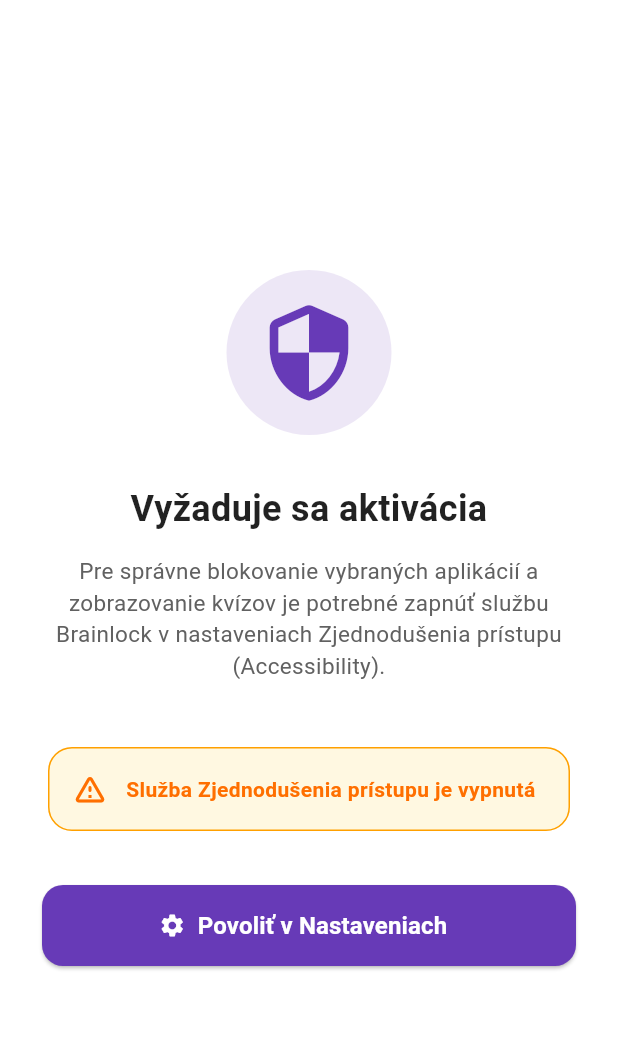
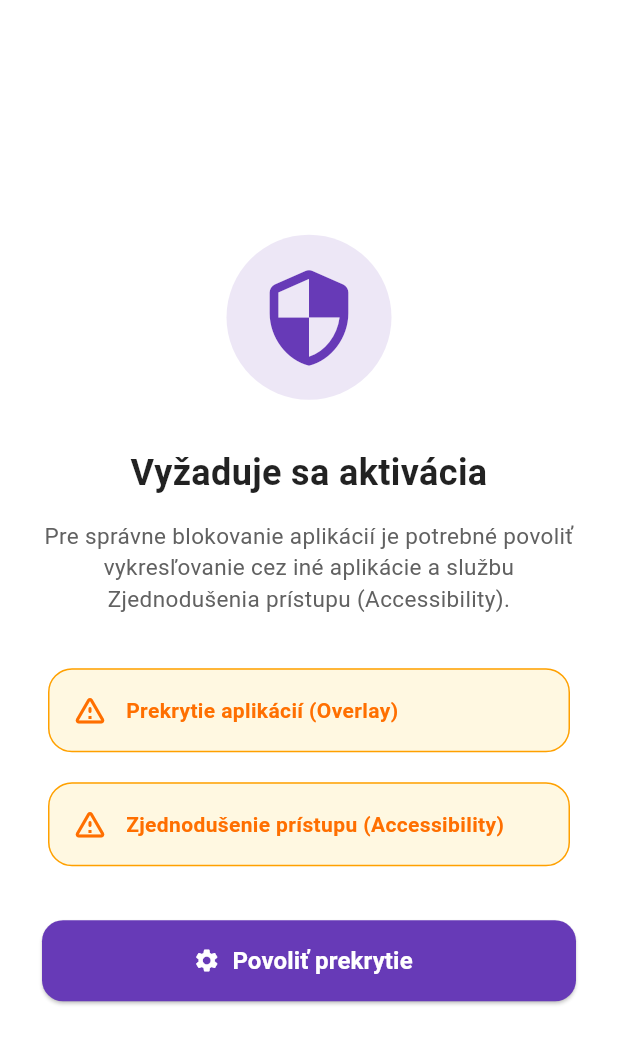
Before and after one commit to zuky05/app-locker, a Flutter app: the screen it shows after launch, on a phone screen of 412 x 824 dp. Shown: the top 1044 px of the screen. Run offline on Flutter 3.47's test engine with Material 3 defaults, Android fonts, the phone set to English and light mode, and no system bars; our stand-ins replace file_picker, flutter_svg, shared_preferences, sqflite, webview_flutter; missing offline and left inert: installed_apps; accounts and stored records are empty; project files that could hold a hidden picture were left out.

Commit message:
permission screen fix rofl

```diff
--- a/lib/main.dart
+++ b/lib/main.dart
@@ -1,12 +1,21 @@
 import 'package:flutter/material.dart';
 import 'package:flutter/services.dart';
+import 'package:shared_preferences/shared_preferences.dart';
 import 'screens/block_choice_screen.dart';
-import 'package:shared_preferences/shared_preferences.dart';
-import 'screens/home_screen.dart';
 import 'screens/permission_screen.dart';
+import 'services/permission_guard.dart';
+
+final GlobalKey<NavigatorState> navigatorKey = GlobalKey<NavigatorState>();
+late PermissionGuard permissionGuard;
 
 void main() async {
   WidgetsFlutterBinding.ensureInitialized();
+
+  await SystemChrome.setPreferredOrientations([
+    DeviceOrientation.portraitUp,
+    DeviceOrientation.portraitDown,
+  ]);
+
   const platform = MethodChannel('brainlock.channel');
 
   try {
@@ -14,14 +23,13 @@
     final blocked = prefs.getStringList('blocked_apps') ?? ['com.android.chrome'];
     await platform.invokeMethod('setBlockedApps', {'apps': blocked});
   } catch (e) {
-    print("Chyba syncu pri starte: $e");
+    debugPrint("Chyba syncu pri starte: $e");
   }
 
   bool isOverlay = false;
-  bool isTimeout = false; // Nová premenná
+  bool isTimeout = false;
 
   try {
-    // Ťaháme mapu z Kotlinu
     final info = await platform.invokeMethod('getOverlayInfo');
     if (info != null) {
       isOverlay = info['isOverlay'] ?? false;
@@ -31,13 +39,22 @@
     debugPrint("Chyba komunikácie: $e");
   }
 
+  // Inicializácia a spustenie PermissionGuard
+  permissionGuard = PermissionGuard(navigatorKey: navigatorKey);
+  permissionGuard.startListening();
+
   runApp(MyApp(initialOverlay: isOverlay, initialTimeout: isTimeout));
 }
 
 class MyApp extends StatefulWidget {
   final bool initialOverlay;
   final bool initialTimeout;
-  const MyApp({super.key, required this.initialOverlay, required this.initialTimeout});
+
+  const MyApp({
+    super.key,
+    required this.initialOverlay,
+    required this.initialTimeout,
+  });
 
   @override
   State<MyApp> createState() => _MyAppState();
@@ -54,13 +71,49 @@
     isOverlay = widget.initialOverlay;
     isTimeout = widget.initialTimeout;
 
+    // Ak sa aplikácia spúšťa načisto (Cold start) priamo ako blokovacia obrazovka
+    if (isOverlay) {
+      WidgetsBinding.instance.addPostFrameCallback((_) {
+        navigatorKey.currentState?.pushAndRemoveUntil(
+          MaterialPageRoute(
+            builder: (context) => BlockChoiceScreen(isTimeout: isTimeout),
+          ),
+          (route) => false,
+        );
+      });
+    }
+
+    // Odchytávanie správ pri prebudení aplikácie z pozadia (Warm start)
     platform.setMethodCallHandler((call) async {
       if (call.method == 'updateOverlayInfo') {
-        final args = call.arguments as Map<dynamic, dynamic>;
+        final args = Map<String, dynamic>.from(call.arguments as Map);
+        final bool shouldBlock = args['isOverlay'] ?? false;
+        final bool timeout = args['isTimeout'] ?? false;
+
         setState(() {
-          isOverlay = args['isOverlay'] ?? false;
-          isTimeout = args['isTimeout'] ?? false;
+          isOverlay = shouldBlock;
+          isTimeout = timeout;
         });
+
+        // Násilný presmerovací príkaz na blokovaciu obrazovku
+        if (shouldBlock) {
+          navigatorKey.currentState?.pushAndRemoveUntil(
+            MaterialPageRoute(
+              builder: (context) => BlockChoiceScreen(isTimeout: timeout),
+            ),
+            (route) => false,
+          );
+        } else {
+          // NOVÉ: Ak otvoril appku z ikony, vrátime ho na "domovskú" obrazovku
+          navigatorKey.currentState?.pushAndRemoveUntil(
+            MaterialPageRoute(
+              // Použijeme PermissionScreen, ktorý si po udelení povolení
+              // automaticky presmeruje používateľa priamo na HomeScreen
+              builder: (context) => const PermissionScreen(),
+            ),
+            (route) => false,
+          );
+        }
       }
     });
   }
@@ -68,13 +121,20 @@
   @override
   Widget build(BuildContext context) {
     return MaterialApp(
+      navigatorKey: navigatorKey,
       title: 'Brainlock',
       theme: ThemeData(
-        colorScheme: ColorScheme.fromSeed(seedColor: const Color.fromARGB(255, 190, 106, 10)),
+        colorScheme: ColorScheme.fromSeed(
+          seedColor: const Color.fromARGB(255, 190, 106, 10),
+        ),
         useMaterial3: true,
       ),
-      // Ak je to overlay, posunieme mu informáciu o tom, či je to Timeout!
-      home: isOverlay ? BlockChoiceScreen(isTimeout: isTimeout) : const PermissionScreen(),
+      home: isOverlay
+          ? BlockChoiceScreen(isTimeout: isTimeout)
+          : const PermissionScreen(),
+      routes: {
+        '/permissions': (context) => const PermissionScreen(),
+      },
     );
   }
 }
--- a/lib/screens/deck_manager_screen.dart
+++ b/lib/screens/deck_manager_screen.dart
@@ -1,7 +1,6 @@
 import 'package:flutter/material.dart';
 import '../services/database_helper.dart';
 import '../models/deck_model.dart';
-import 'app_selector_screen.dart';
 import 'deck_detail_screen.dart';
 import 'anki_playground_screen.dart';
 import 'quizlet_playground_screen.dart';
--- a/lib/screens/permission_screen.dart
+++ b/lib/screens/permission_screen.dart
@@ -11,7 +11,9 @@
 
 class _PermissionScreenState extends State<PermissionScreen> with WidgetsBindingObserver {
   static const platform = MethodChannel('brainlock.channel');
-  bool isPermissionGranted = false;
+
+  bool isOverlayGranted = false;
+  bool isAccessibilityGranted = false;
   bool isLoading = true;
 
   @override
@@ -37,26 +39,39 @@
 
   Future<void> _checkPermission() async {
     try {
-      final bool granted = await platform.invokeMethod('isAccessibilityGranted');
+      // Skontrolujeme OBE povolenia
+      final bool overlay = await platform.invokeMethod('isOverlayGranted') ?? false;
+      final bool accessibility = await platform.invokeMethod('isAccessibilityGranted') ?? false;
+
+      if (mounted) {
         setState(() {
-        isPermissionGranted = granted;
+          isOverlayGranted = overlay;
+          isAccessibilityGranted = accessibility;
           isLoading = false;
         });
 
-      // Ak povolenie už máme, hneď navigujeme do aplikácie
-      if (granted && mounted) {
+        // Ak máme OBE povolenia udelené, navigujeme do hlavnej aplikácie
+        if (overlay && accessibility) {
           _navigateToMain();
         }
+      }
     } catch (e) {
+      if (mounted) {
         setState(() {
           isLoading = false;
         });
       }
     }
+  }
 
+  // Otvára systémové nastavenia postupne podľa toho, čo chýba
   Future<void> _openSettings() async {
     try {
+      if (!isOverlayGranted) {
+        await platform.invokeMethod('requestOverlayPermission');
+      } else if (!isAccessibilityGranted) {
         await platform.invokeMethod('openAccessibilitySettings');
+      }
     } catch (e) {
       debugPrint("Chyba otvárania nastavení: $e");
     }
@@ -75,6 +90,8 @@
         body: Center(child: CircularProgressIndicator(color: Colors.deepPurple)),
       );
     }
+
+    final bool allGranted = isOverlayGranted && isAccessibilityGranted;
 
     return Scaffold(
       backgroundColor: Colors.white,
@@ -109,7 +126,7 @@
               ),
               const SizedBox(height: 14),
               Text(
-                "Pre správne blokovanie vybraných aplikácií a zobrazovanie kvízov je potrebné zapnúť službu Brainlock v nastaveniach Zjednodušenia prístupu (Accessibility).",
+                "Pre správne blokovanie aplikácií je potrebné povoliť vykresľovanie cez iné aplikácie a službu Zjednodušenia prístupu (Accessibility).",
                 textAlign: TextAlign.center,
                 style: TextStyle(
                   fontSize: 15,
@@ -117,53 +134,35 @@
                   height: 1.4,
                 ),
               ),
-              const SizedBox(height: 40),
+              const SizedBox(height: 32),
 
-              // Karta so stavom povolenia
-              Card(
-                elevation: 0,
-                color: isPermissionGranted ? Colors.green.shade50 : Colors.amber.shade50,
-                shape: RoundedRectangleBorder(
-                  borderRadius: BorderRadius.circular(16),
-                  side: BorderSide(
-                    color: isPermissionGranted ? Colors.green : Colors.amber.shade700,
-                    width: 1,
+              // Stav 1: Overlay
+              _buildPermissionTile(
+                title: "Prekrytie aplikácií (Overlay)",
+                isGranted: isOverlayGranted,
               ),
-                ),
-                child: Padding(
-                  padding: const EdgeInsets.all(16.0),
-                  child: Row(
-                    children: [
-                      Icon(
-                        isPermissionGranted ? Icons.check_circle : Icons.warning_amber_rounded,
-                        color: isPermissionGranted ? Colors.green : Colors.amber.shade900,
-                      ),
-                      const SizedBox(width: 12),
-                      Expanded(
-                        child: Text(
-                          isPermissionGranted
-                              ? "Služba je aktívna!"
-                              : "Služba Zjednodušenia prístupu je vypnutá",
-                          style: TextStyle(
-                            fontWeight: FontWeight.bold,
-                            color: isPermissionGranted ? Colors.green.shade900 : Colors.amber.shade900,
-                          ),
-                        ),
-                      ),
-                    ],
-                  ),
-                ),
+
+              const SizedBox(height: 12),
+
+              // Stav 2: Accessibility
+              _buildPermissionTile(
+                title: "Zjednodušenie prístupu (Accessibility)",
+                isGranted: isAccessibilityGranted,
               ),
 
               const SizedBox(height: 32),
 
-              // Hlavné tlačidlo na presmerovanie
+              // Hlavné tlačidlo
               ElevatedButton.icon(
-                onPressed: _openSettings,
-                icon: const Icon(Icons.settings),
-                label: const Text(
-                  "Povoliť v Nastaveniach",
-                  style: TextStyle(fontSize: 16, fontWeight: FontWeight.bold),
+                onPressed: allGranted ? _navigateToMain : _openSettings,
+                icon: Icon(allGranted ? Icons.arrow_forward : Icons.settings),
+                label: Text(
+                  allGranted
+                      ? "Pokračovať"
+                      : (!isOverlayGranted
+                          ? "Povoliť prekrytie"
+                          : "Povoliť Zjednodušenie prístupu"),
+                  style: const TextStyle(fontSize: 16, fontWeight: FontWeight.bold),
                 ),
                 style: ElevatedButton.styleFrom(
                   minimumSize: const Size(double.infinity, 54),
@@ -178,4 +177,39 @@
       ),
     );
   }
+
+  Widget _buildPermissionTile({required String title, required bool isGranted}) {
+    return Card(
+      elevation: 0,
+      color: isGranted ? Colors.green.shade50 : Colors.amber.shade50,
+      shape: RoundedRectangleBorder(
+        borderRadius: BorderRadius.circular(16),
+        side: BorderSide(
+          color: isGranted ? Colors.green : Colors.amber.shade700,
+          width: 1,
+        ),
+      ),
+      child: Padding(
+        padding: const EdgeInsets.all(16.0),
+        child: Row(
+          children: [
+            Icon(
+              isGranted ? Icons.check_circle : Icons.warning_amber_rounded,
+              color: isGranted ? Colors.green : Colors.amber.shade900,
+            ),
+            const SizedBox(width: 12),
+            Expanded(
+              child: Text(
+                title,
+                style: TextStyle(
+                  fontWeight: FontWeight.bold,
+                  color: isGranted ? Colors.green.shade900 : Colors.amber.shade900,
+                ),
+              ),
+            ),
+          ],
+        ),
+      ),
+    );
   }
+}
```
Also changed, not shown: lib/services/permission_guard.dart (added, +50 -0 lines), 4 other files. Lines whose indentation alone changed are shown as unchanged.
